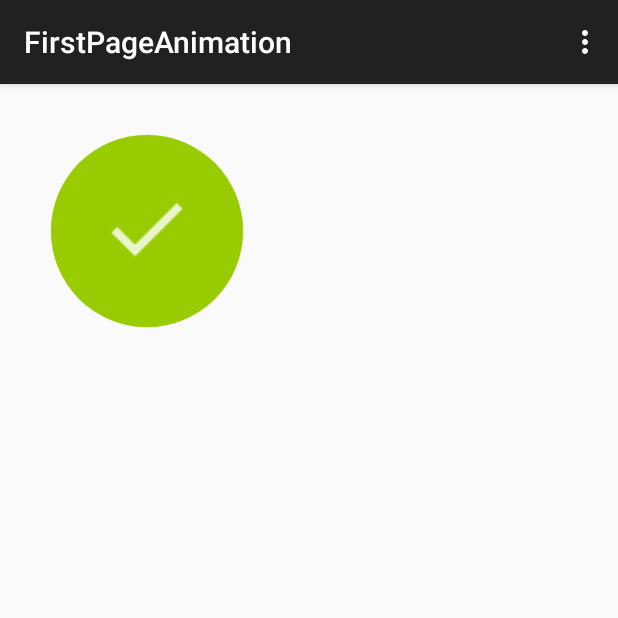
After one commit to raluca-elena/intuition, an Android app: the FirstPageAnimation screen opened directly, with no data from a screen before it, on a phone screen of 412 x 824 dp, the top half of it. The commit adds this screen. Run offline under Robolectric (Android 15) with nearby library versions, the phone set to English and light mode, and no system bars.

Commit message:
animation + old stuff

```diff
--- /dev/null
+++ b/app/src/main/java/com/example/android/momintuition/CircleButton.java
@@ -0,0 +1,152 @@
+package com.example.android.momintuition;
+
+
+        import android.animation.ObjectAnimator;
+        import android.annotation.TargetApi;
+        import android.content.Context;
+        import android.content.res.TypedArray;
+        import android.graphics.Canvas;
+        import android.graphics.Color;
+        import android.graphics.Paint;
+        import android.os.Build;
+        import android.util.AttributeSet;
+        import android.util.TypedValue;
+        import android.widget.ImageView;
+
+
+public class CircleButton extends ImageView {
+
+    private static final int PRESSED_COLOR_LIGHTUP = 255 / 25;
+    private static final int PRESSED_RING_ALPHA = 75;
+    private static final int DEFAULT_PRESSED_RING_WIDTH_DIP = 4;
+    private static final int ANIMATION_TIME_ID = android.R.integer.config_shortAnimTime;
+
+    private int centerY;
+    private int centerX;
+    private int outerRadius;
+    private int pressedRingRadius;
+
+    private Paint circlePaint;
+    private Paint focusPaint;
+
+    private float animationProgress;
+
+    private int pressedRingWidth;
+    private int defaultColor = Color.BLACK;
+    private int pressedColor;
+    private ObjectAnimator pressedAnimator;
+
+    public CircleButton(Context context) {
+        super(context);
+        init(context, null);
+    }
+
+    public CircleButton(Context context, AttributeSet attrs) {
+        super(context, attrs);
+        init(context, attrs);
+    }
+
+    public CircleButton(Context context, AttributeSet attrs, int defStyle) {
+        super(context, attrs, defStyle);
+        init(context, attrs);
+    }
+
+    @Override
+    public void setPressed(boolean pressed) {
+        super.setPressed(pressed);
+
+        if (circlePaint != null) {
+            circlePaint.setColor(pressed ? pressedColor : defaultColor);
+        }
+
+        if (pressed) {
+            showPressedRing();
+        } else {
+            hidePressedRing();
+        }
+    }
+
+    @Override
+    protected void onDraw(Canvas canvas) {
+        canvas.drawCircle(centerX, centerY, pressedRingRadius + animationProgress, focusPaint);
+        canvas.drawCircle(centerX, centerY, outerRadius - pressedRingWidth, circlePaint);
+        super.onDraw(canvas);
+    }
+
+    @Override
+    protected void onSizeChanged(int w, int h, int oldw, int oldh) {
+        super.onSizeChanged(w, h, oldw, oldh);
+        centerX = w / 2;
+        centerY = h / 2;
+        outerRadius = Math.min(w, h) / 2;
+        pressedRingRadius = outerRadius - pressedRingWidth - pressedRingWidth / 2;
+    }
+
+    public float getAnimationProgress() {
+        return animationProgress;
+    }
+
+    public void setAnimationProgress(float animationProgress) {
+        this.animationProgress = animationProgress;
+        this.invalidate();
+    }
+
+    public void setColor(int color) {
+        this.defaultColor = color;
+        this.pressedColor = getHighlightColor(color, PRESSED_COLOR_LIGHTUP);
+
+        circlePaint.setColor(defaultColor);
+        focusPaint.setColor(defaultColor);
+        focusPaint.setAlpha(PRESSED_RING_ALPHA);
+
+        this.invalidate();
+    }
+
+    @TargetApi(Build.VERSION_CODES.HONEYCOMB)
+    private void hidePressedRing() {
+        pressedAnimator.setFloatValues(pressedRingWidth, 0f);
+        pressedAnimator.start();
+    }
+
+    @TargetApi(Build.VERSION_CODES.HONEYCOMB)
+    private void showPressedRing() {
+        pressedAnimator.setFloatValues(animationProgress, pressedRingWidth);
+        pressedAnimator.start();
+    }
+
+    @TargetApi(Build.VERSION_CODES.HONEYCOMB)
+    private void init(Context context, AttributeSet attrs) {
+        this.setFocusable(true);
+        this.setScaleType(ScaleType.CENTER_INSIDE);
+        setClickable(true);
+
+        circlePaint = new Paint(Paint.ANTI_ALIAS_FLAG);
+        circlePaint.setStyle(Paint.Style.FILL);
+
+        focusPaint = new Paint(Paint.ANTI_ALIAS_FLAG);
+        focusPaint.setStyle(Paint.Style.STROKE);
+
+        pressedRingWidth = (int) TypedValue.applyDimension(TypedValue.COMPLEX_UNIT_DIP, DEFAULT_PRESSED_RING_WIDTH_DIP, getResources()
+                .getDisplayMetrics());
+
+        int color = Color.BLACK;
+        if (attrs != null) {
+            final TypedArray a = context.obtainStyledAttributes(attrs, R.styleable.CircleButton);
+            color = a.getColor(R.styleable.CircleButton_cb_color, color);
+            pressedRingWidth = (int) a.getDimension(R.styleable.CircleButton_cb_pressedRingWidth, pressedRingWidth);
+            a.recycle();
+        }
+
+        setColor(color);
+
+        focusPaint.setStrokeWidth(pressedRingWidth);
+        final int pressedAnimationTime = getResources().getInteger(ANIMATION_TIME_ID);
+        pressedAnimator = ObjectAnimator.ofFloat(this, "animationProgress", 0f, 0f);
+        pressedAnimator.setDuration(pressedAnimationTime);
+    }
+
+    private int getHighlightColor(int color, int amount) {
+        return Color.argb(Math.min(255, Color.alpha(color)), Math.min(255, Color.red(color) + amount),
+                Math.min(255, Color.green(color) + amount), Math.min(255, Color.blue(color) + amount));
+    }
+}
--- /dev/null
+++ b/app/src/main/java/com/example/android/momintuition/FirstPageAnimation.java
@@ -0,0 +1,46 @@
+package com.example.android.momintuition;
+
+import android.support.v7.app.ActionBarActivity;
+import android.os.Bundle;
+import android.view.Menu;
+import android.view.MenuItem;
+import android.view.animation.Animation;
+import android.view.animation.AnimationUtils;
+import android.widget.Button;
+
+
+public class FirstPageAnimation extends ActionBarActivity {
+
+    @Override
+    protected void onCreate(Bundle savedInstanceState) {
+        super.onCreate(savedInstanceState);
+        setContentView(R.layout.activity_first_page_animation);
+        //Button btn = (Button) findViewById(R.id.animatedButton);
+        //Animation hyperspaceJump = AnimationUtils.loadAnimation(this, R.anim.hyperspace_jump);
+        //hyperspaceJump.setRepeatCount(4);
+        //btn.startAnimation(hyperspaceJump);
+
+    }
+
+    @Override
+    public boolean onCreateOptionsMenu(Menu menu) {
+        // Inflate the menu; this adds items to the action bar if it is present.
+        getMenuInflater().inflate(R.menu.menu_first_page_animation, menu);
+        return true;
+    }
+
+    @Override
+    public boolean onOptionsItemSelected(MenuItem item) {
+        // Handle action bar item clicks here. The action bar will
+        // automatically handle clicks on the Home/Up button, so long
+        // as you specify a parent activity in AndroidManifest.xml.
+        int id = item.getItemId();
+
+        //noinspection SimplifiableIfStatement
+        if (id == R.id.action_settings) {
+            return true;
+        }
+
+        return super.onOptionsItemSelected(item);
+    }
+}
--- /dev/null
+++ b/app/src/main/res/anim/hyperspace_jump.xml
@@ -0,0 +1,32 @@
+<set xmlns:android="http://schemas.android.com/apk/res/android"
+    android:shareInterpolator="false">
+    <scale
+        android:interpolator="@android:anim/accelerate_decelerate_interpolator"
+        android:fromXScale="1.0"
+        android:toXScale="1.4"
+        android:fromYScale="1.0"
+        android:toYScale="0.6"
+        android:pivotX="50%"
+        android:pivotY="50%"
+        android:fillAfter="false"
+        android:duration="800" />
+    <set
+        android:interpolator="@android:anim/accelerate_interpolator"
+        android:startOffset="700">
+        <scale
+            android:fromXScale="1.4"
+            android:toXScale="0.0"
+            android:fromYScale="0.6"
+            android:toYScale="0.0"
+            android:pivotX="50%"
+            android:pivotY="50%"
+            android:duration="400" />
+        <rotate
+            android:fromDegrees="0"
+            android:toDegrees="-45"
+            android:toYScale="0.0"
+            android:pivotX="50%"
+            android:pivotY="50%"
+            android:duration="400" />
+    </set>
+</set>
--- /dev/null
+++ b/app/src/main/res/drawable/button.xml
@@ -0,0 +1,6 @@
+<?xml version="1.0" encoding="utf-8"?>
+<shape xmlns:android="http://schemas.android.com/apk/res/android"
+    android:shape="oval">
+    <solid android:color="#ff1e9f26"/>
+    <stroke android:width="2dp" android:color="#fff" />
+</shape>
--- /dev/null
+++ b/app/src/main/res/layout/activity_first_page_animation.xml
@@ -0,0 +1,22 @@
+<RelativeLayout xmlns:android="http://schemas.android.com/apk/res/android"
+    xmlns:tools="http://schemas.android.com/tools"
+    xmlns:app="http://schemas.android.com/apk/res-auto"
+    android:layout_width="match_parent"
+    android:layout_height="match_parent"
+    android:paddingLeft="@dimen/activity_horizontal_margin"
+    android:paddingRight="@dimen/activity_horizontal_margin"
+    android:paddingTop="@dimen/activity_vertical_margin"
+    android:paddingBottom="@dimen/activity_vertical_margin"
+    tools:context="com.example.android.momintuition.FirstPageAnimation">
+
+
+
+    <com.example.android.momintuition.CircleButton
+    android:layout_width="164dip"
+    android:layout_height="164dip"
+        android:id="@+id/zuzu"
+    android:src="@drawable/ic_action_tick"
+    app:cb_color="#99CC00"
+    app:cb_pressedRingWidth="18dip"
+    />
+</RelativeLayout>
--- /dev/null
+++ b/app/src/main/res/menu/menu_first_page_animation.xml
@@ -0,0 +1,7 @@
+<menu xmlns:android="http://schemas.android.com/apk/res/android"
+    xmlns:app="http://schemas.android.com/apk/res-auto"
+    xmlns:tools="http://schemas.android.com/tools"
+    tools:context="com.example.android.momintuition.FirstPageAnimation">
+    <item android:id="@+id/action_settings" android:title="@string/action_settings"
+        android:orderInCategory="100" app:showAsAction="never" />
+</menu>
--- a/app/src/main/res/values/strings.xml
+++ b/app/src/main/res/values/strings.xml
@@ -6,4 +6,5 @@
     <string name="title_activity_sign_up">SignUp</string>
     <string name="user">john.dow@mymail.com</string>
     <string name="title_activity_activity_chooser">ActivityChooser</string>
+    <string name="title_activity_first_page_animation">FirstPageAnimation</string>
 </resources>
```
Also changed, not shown: app/src/main/AndroidManifest.xml (+5 -4 lines), app/src/main/java/com/example/android/momintuition/FetchCoordinates.java (added, +84 -0 lines), app/src/main/java/com/example/android/momintuition/MainActivity.java (+15 -0 lines), app/src/main/java/com/example/android/momintuition/mLocationListener.java (added, +44 -0 lines), app/src/main/res/layout/activity_main.xml (+11 -1 lines), app/src/main/res/values/attrs.xml (added, +7 -0 lines), app/src/main/res/drawable/ic_action_tick.png (added).
